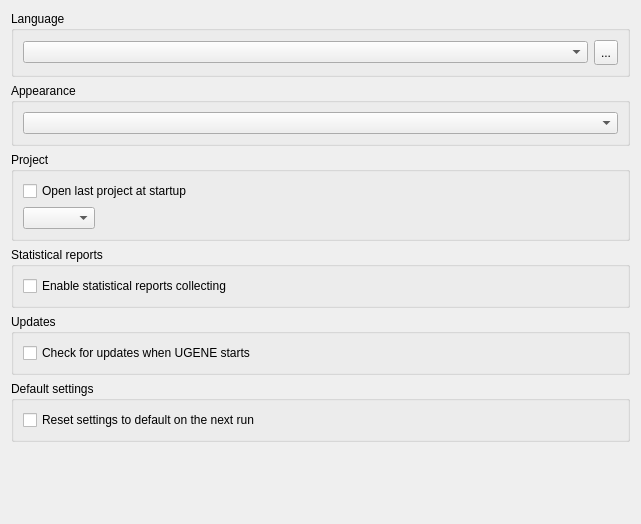
Old version of the form src/ugeneui/src/app_settings/user_apps_settings/UserApplicationsSettingsWidget.ui in the repository violethaze74/ugene.
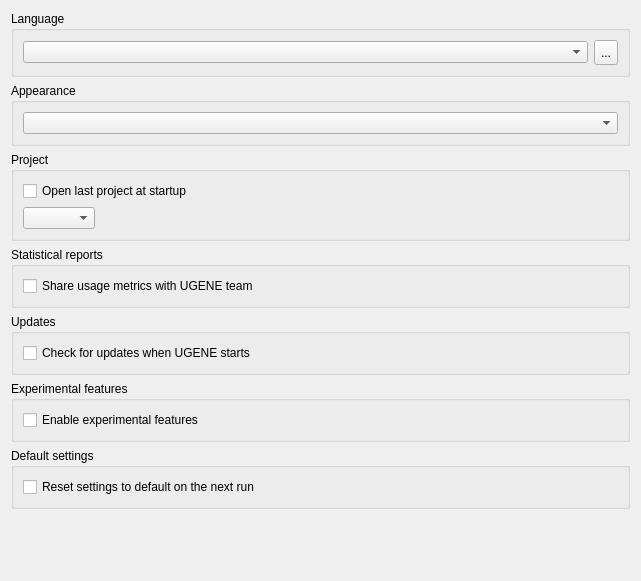
New version of the form.

Commit message: UGENE-7713. Support experimental mode flags in UGENE (#1014)

What changed in the file:
```diff
--- a/src/ugeneui/src/app_settings/user_apps_settings/UserApplicationsSettingsWidget.ui
+++ b/src/ugeneui/src/app_settings/user_apps_settings/UserApplicationsSettingsWidget.ui
@@ -7,7 +7,7 @@
     <x>0</x>
     <y>0</y>
     <width>641</width>
-    <height>524</height>
+    <height>581</height>
    </rect>
   </property>
   <property name="sizePolicy">
@@ -102,7 +102,7 @@
       <item>
        <widget class="QCheckBox" name="enableStatisticsEdit">
         <property name="text">
-         <string>Enable statistical reports collecting</string>
+         <string>Share usage metrics with UGENE team</string>
         </property>
        </widget>
       </item>
@@ -125,6 +125,25 @@
      </layout>
     </widget>
    </item>
+   <item>
+    <widget class="QGroupBox" name="experimentsBox">
+     <property name="title">
+      <string>Experimental features</string>
+     </property>
+     <layout class="QVBoxLayout" name="experimentalFeaturesBoxLayout">
+      <item>
+       <widget class="QCheckBox" name="experimentsCheckBox">
+        <property name="toolTip">
+         <string>Enables experimental features hidden by default. May require restart for some features to be activated.</string>
+        </property>
+        <property name="text">
+         <string>Enable experimental features</string>
+        </property>
+       </widget>
+      </item>
+     </layout>
+    </widget>
+   </item>
    <item>
     <widget class="QGroupBox" name="reset">
      <property name="title">
```
Left out of the diff: 9 changed lines with no effect on the pictures. The commit also changes 9 other files.
